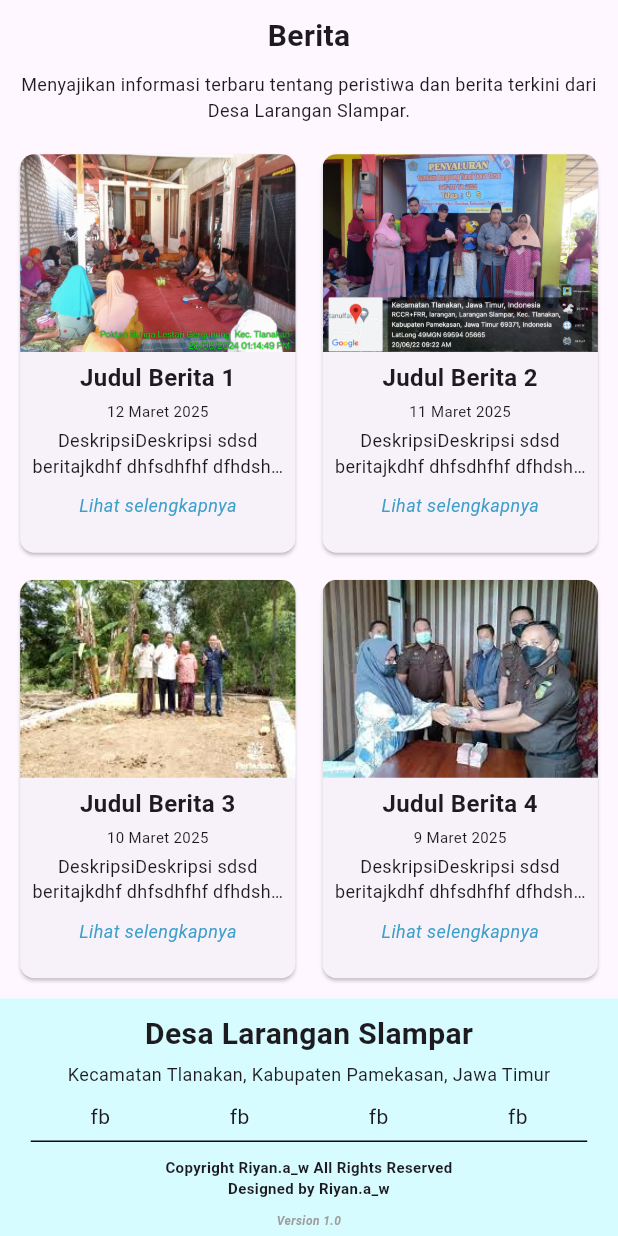
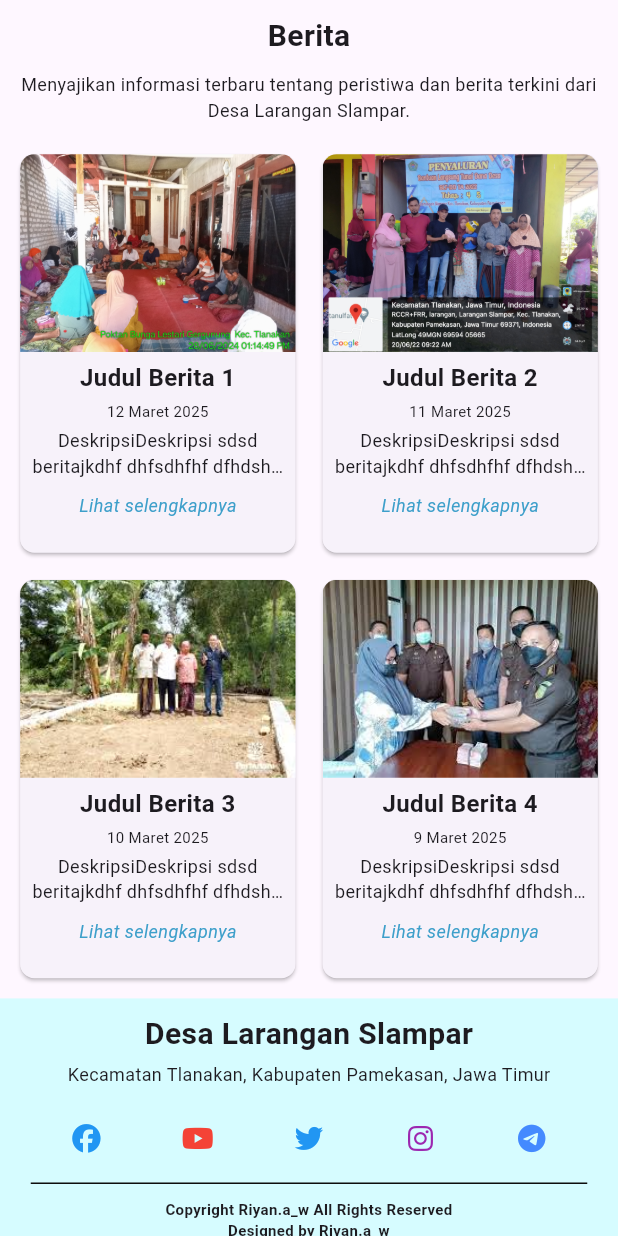
Before and after one commit to alapolaa/sipedes, a Flutter app: the Berita screen opened directly, on a phone screen of 412 x 824 dp. Run offline on Flutter 3.47's test engine with Material 3 defaults, Android fonts, the phone set to English and light mode, and no system bars; our stand-ins replace carousel_slider, flutter_screenutil, flutter_spinkit, font_awesome_flutter, shared_preferences; accounts and stored records are empty; network calls fail.

Commit message:
memperbaiki footer

```diff
--- a/lib/footer.dart
+++ b/lib/footer.dart
@@ -1,6 +1,8 @@
 import 'package:flutter/cupertino.dart';
 import 'package:flutter/material.dart';
 import 'package:flutter_screenutil/flutter_screenutil.dart';
+import 'package:font_awesome_flutter/font_awesome_flutter.dart';
+
 import 'package:sipedes/data/extension/extension.dart';
 import 'package:sipedes/data/theme/theme.dart';
 
@@ -29,10 +31,26 @@ class FooterScreen extends StatelessWidget {
           Row(
             mainAxisAlignment: MainAxisAlignment.spaceAround,
             children: [
-              Text("fb"),
-              Text("fb"),
-              Text("fb"),
-              Text("fb"),
+              IconButton(
+                icon: FaIcon(FontAwesomeIcons.facebook, color: Colors.blue, size: 20.sp,),
+                onPressed: () {},
+              ),
+              IconButton(
+                icon: FaIcon(FontAwesomeIcons.youtube, color: Colors.red, size: 20.sp,),
+                onPressed: () {},
+              ),
+              IconButton(
+                icon: FaIcon(FontAwesomeIcons.twitter, color: Colors.blue, size: 20.sp,),
+                onPressed: () {},
+              ),
+              IconButton(
+                icon: FaIcon(FontAwesomeIcons.instagram, color: Colors.purple, size: 20.sp,),
+                onPressed: () {},
+              ),
+              IconButton(
+                icon: FaIcon(FontAwesomeIcons.telegram, color: Colors.blueAccent, size: 20.sp,),
+                onPressed: () {},
+              ),
             ],
           ),
           6.0.height,
@@ -42,16 +60,23 @@ class FooterScreen extends StatelessWidget {
           ),
           10.0.height,
           Text(
-            "Copyright Riyan.a_w All Rights Reserved",style: AppFont.sepuluhbold,
+            "Copyright Riyan.a_w All Rights Reserved",
+            style: AppFont.sepuluhbold,
             textAlign: TextAlign.center,
           ),
           Text(
-            "Designed by Riyan.a_w",style: AppFont.sepuluhbold,
+            "Designed by Riyan.a_w",
+            style: AppFont.sepuluhbold,
             textAlign: TextAlign.center,
           ),
           10.0.height,
           Text(
-            "Version 1.0",style: TextStyle(fontSize: 8,fontWeight: FontWeight.bold, fontStyle: FontStyle.italic, color: Colors.grey),
+            "Version 1.0",
+            style: TextStyle(
+                fontSize: 8,
+                fontWeight: FontWeight.bold,
+                fontStyle: FontStyle.italic,
+                color: Colors.grey),
             textAlign: TextAlign.center,
           ),
           10.0.height,
--- a/pubspec.yaml
+++ b/pubspec.yaml
@@ -42,6 +42,7 @@ dependencies:
   intl: ^0.18.0
   persistent_bottom_nav_bar: ^6.2.1
   carousel_slider: ^5.0.0
+  font_awesome_flutter: ^10.8.0
 
 
 dev_dependencies:
```
Also changed, not shown: pubspec.lock.
